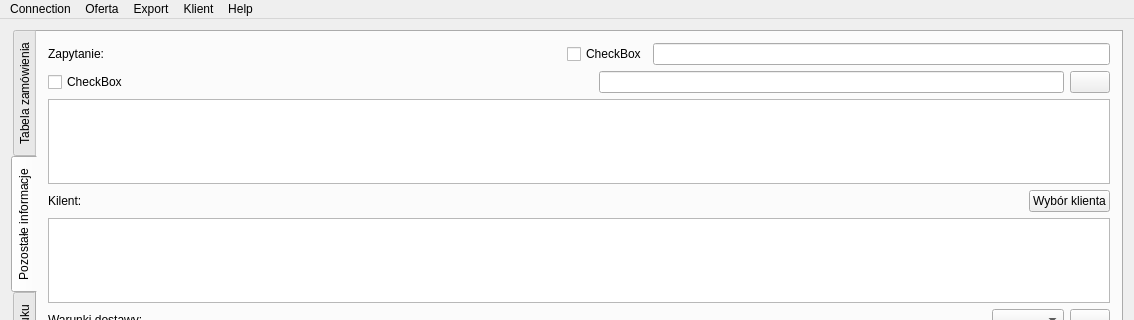
Qt form MainWindow.ui (konserw/koferta) before a commit; both pictures show x 0 to 1134 and y 0 to 320 of the 1134 by 913 pixel window.
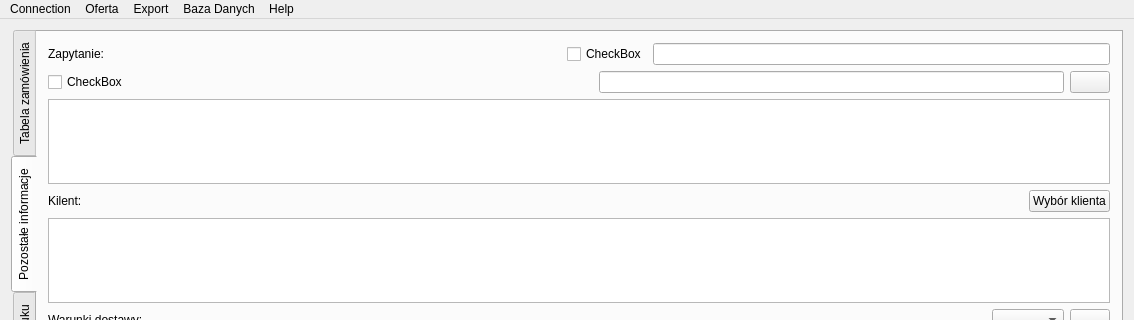
The same form after that commit. Icons and pictures are not drawn.

Patch:
```diff
--- a/MainWindow.ui
+++ b/MainWindow.ui
@@ -646,7 +646,7 @@
    </widget>
    <widget class="QMenu" name="menuKlient">
     <property name="title">
-     <string>Klient</string>
+     <string>Baza Danych</string>
     </property>
     <addaction name="klientNowy"/>
     <addaction name="klientEdycja"/>
```
Left out of the diff: 10 changed lines with no effect on the pictures.
